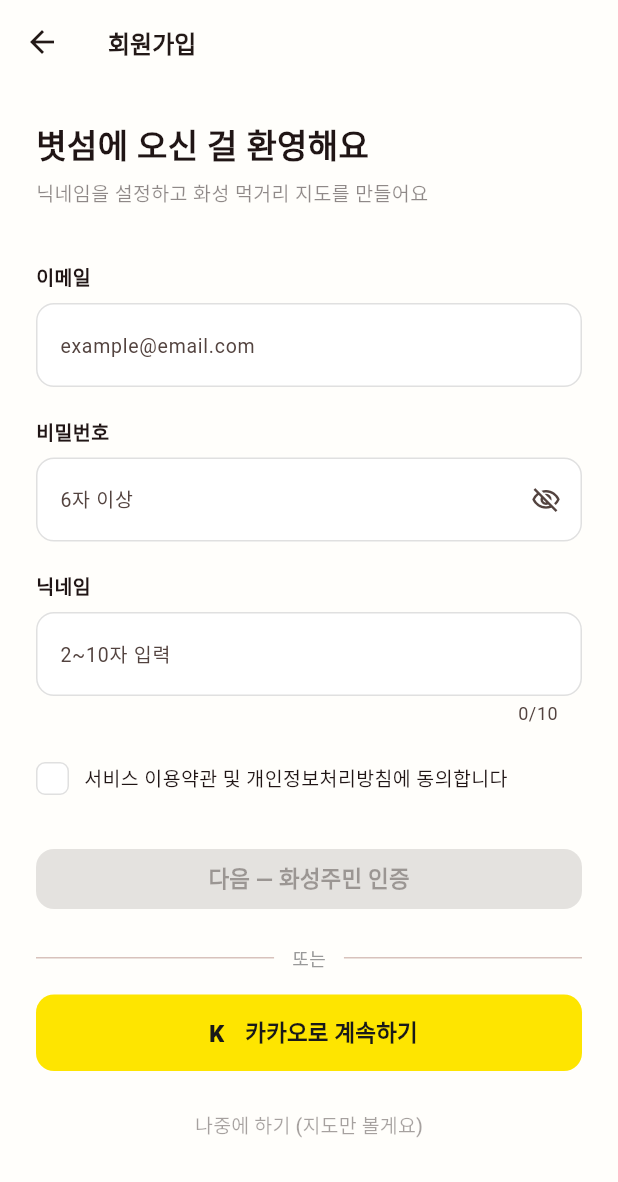
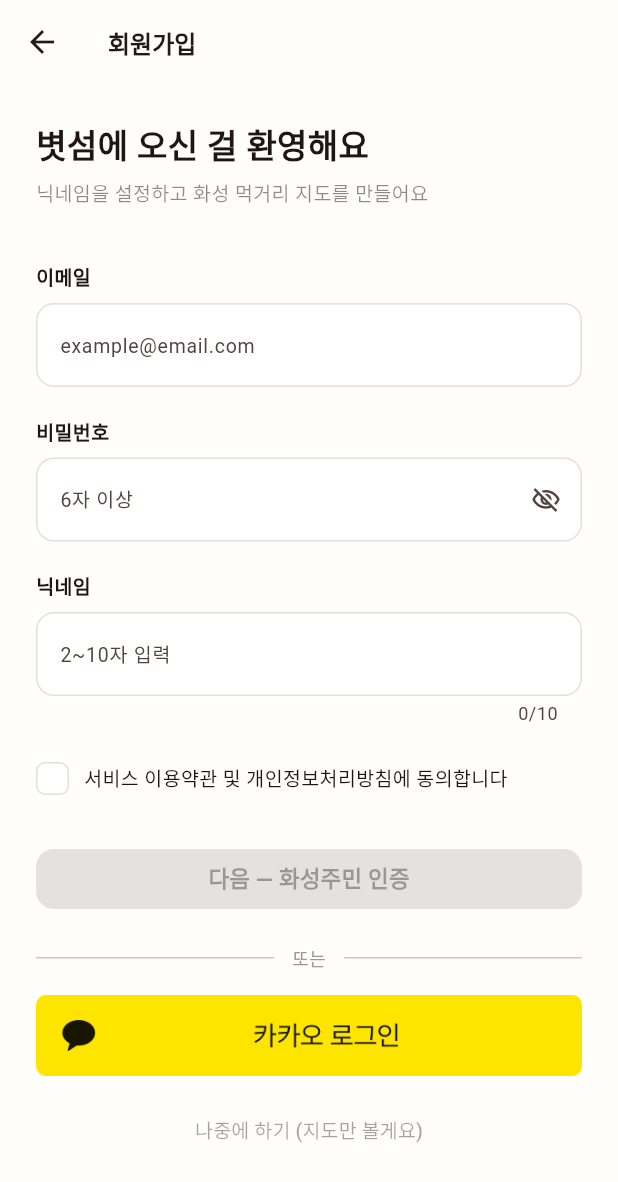
Before and after one commit to Seongwonp/hwaseong-eats, a Flutter app: the SignupScreen screen opened by its route, on a phone screen of 412 x 824 dp. Shown: the top 1182 px of the screen. Run offline on Flutter 3.47's test engine with Material 3 defaults, Android fonts, the phone set to English and light mode, and no system bars; our stand-ins replace dio, flutter_dotenv, flutter_riverpod, geolocator, go_router, plugin_platform_interface and 3 more; missing offline and left inert: kakao_flutter_sdk_user, webview_flutter_android, webview_flutter_wkwebview; accounts and stored records are empty; network calls fail; Roboto replaces fonts that are missing (NotoSerifKR).

Commit message:
fix(ui): 카카오 공식 로그인 버튼 이미지 적용
커스텀 K 텍스트 버튼 → 공식 kakao_login_large_wide.png 교체
카카오 로그인 디자인 가이드라인 준수

Co-Authored-By: Claude Sonnet 4.6 <noreply@anthropic.com>

```diff
--- a/frontend/lib/widgets/kakao_login_button.dart
+++ b/frontend/lib/widgets/kakao_login_button.dart
@@ -8,40 +8,14 @@ class KakaoLoginButton extends StatelessWidget {
 
   @override
   Widget build(BuildContext context) {
-    return SizedBox(
-      width: double.infinity,
-      child: ElevatedButton(
-        onPressed: loading ? null : onTap,
-        style: ElevatedButton.styleFrom(
-          backgroundColor: const Color(0xFFFEE500),
-          foregroundColor: const Color(0xFF191919),
-          disabledBackgroundColor: const Color(0xFFFEE500).withValues(alpha: 0.5),
-          elevation: 0,
-          shape:
-              RoundedRectangleBorder(borderRadius: BorderRadius.circular(12)),
-          padding: const EdgeInsets.symmetric(vertical: 14),
-        ),
-        child: Row(
-          mainAxisAlignment: MainAxisAlignment.center,
-          children: [
-            Container(
-              width: 22,
-              height: 22,
-              alignment: Alignment.center,
-              child: const Text('K',
-                  style: TextStyle(
-                      fontSize: 16,
-                      fontWeight: FontWeight.w900,
-                      color: Color(0xFF191919))),
-            ),
-            const SizedBox(width: 8),
-            const Text('카카오로 계속하기',
-                style: TextStyle(
-                    fontFamily: 'NotoSerifKR',
-                    fontWeight: FontWeight.w700,
-                    fontSize: 15,
-                    color: Color(0xFF191919))),
-          ],
+    return GestureDetector(
+      onTap: loading ? null : onTap,
+      child: Opacity(
+        opacity: loading ? 0.5 : 1.0,
+        child: Image.asset(
+          'assets/images/kakao_login_large_wide.png',
+          width: double.infinity,
+          fit: BoxFit.fitWidth,
         ),
       ),
     );
--- a/frontend/pubspec.yaml
+++ b/frontend/pubspec.yaml
@@ -48,6 +48,7 @@ flutter:
 
   assets:
     - .env
+    - assets/images/
 
   fonts:
     - family: NotoSerifKR
```
Also changed, not shown: frontend/assets/images/kakao_login_large_wide.png (added).
